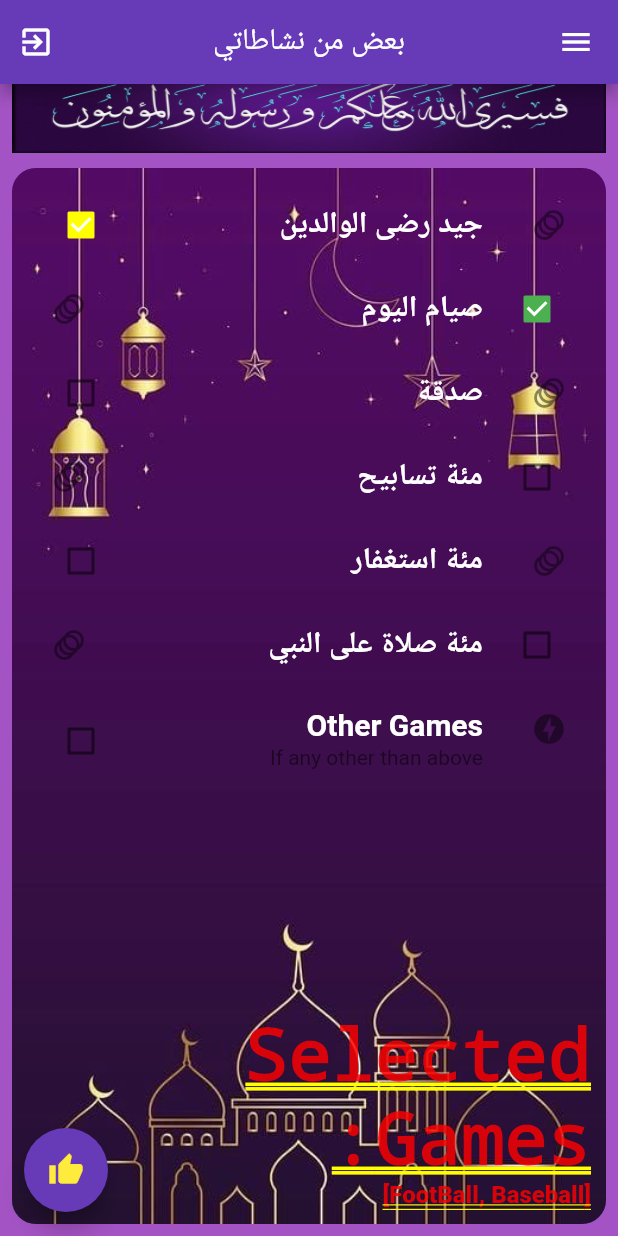
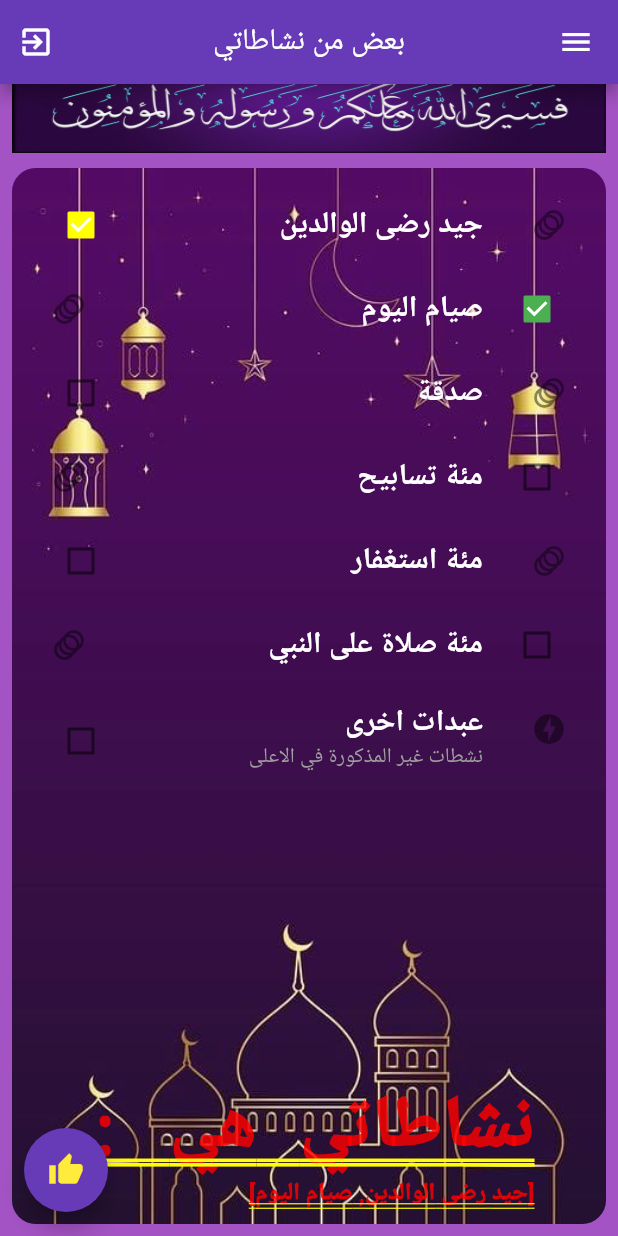
Before and after one commit to husjammal/my_mosque2, a Flutter app: the Activity screen opened directly, scrolled down 112 dp, after a tap on "جيد رضى الوالدين", after a tap on "صيام اليوم", on a phone screen of 412 x 824 dp. Run offline on Flutter 3.47's test engine with Material 2 defaults, Android fonts, the phone set to English and light mode, and no system bars; our stand-ins replace animated_text_kit, awesome_dialog, carousel_slider, image_picker, line_awesome_flutter, marquee and 2 more; accounts and stored records are empty; network calls fail.

Commit message:
adding activity

```diff
--- a/lib/app/pages/activity/activity.dart
+++ b/lib/app/pages/activity/activity.dart
@@ -174,7 +174,7 @@ class _ActivityState extends State<Activity> {
                                 onChanged: (value) {
                                   setState(() {
                                     _isFootBall = value;
-                                    String selectVal = "FootBall";
+                                    String selectVal = "جيد رضى الوالدين";
                                     value!
                                         ? _list.add(selectVal)
                                         : _list.remove(selectVal);
@@ -198,7 +198,7 @@ class _ActivityState extends State<Activity> {
                                 onChanged: (value) {
                                   setState(() {
                                     _isBaseball = value;
-                                    String selectVal = "Baseball";
+                                    String selectVal = "صيام اليوم";
                                     value!
                                         ? _list.add(selectVal)
                                         : _list.remove(selectVal);
@@ -218,7 +218,7 @@ class _ActivityState extends State<Activity> {
                                 onChanged: (value) {
                                   setState(() {
                                     _isCricket = value;
-                                    String selectVal = "Cricket";
+                                    String selectVal = "صدقة";
                                     value!
                                         ? _list.add(selectVal)
                                         : _list.remove(selectVal);
@@ -242,7 +242,7 @@ class _ActivityState extends State<Activity> {
                                 onChanged: (value) {
                                   setState(() {
                                     _isKabaddi = value;
-                                    String selectVal = "Kabaddi";
+                                    String selectVal = "مئة تسابيح";
                                     value!
                                         ? _list.add(selectVal)
                                         : _list.remove(selectVal);
@@ -264,7 +264,7 @@ class _ActivityState extends State<Activity> {
                                 onChanged: (value) {
                                   setState(() {
                                     _isBasketBall = value;
-                                    String selectVal = "BasketBall";
+                                    String selectVal = "مئة استغفار";
                                     value!
                                         ? _list.add(selectVal)
                                         : _list.remove(selectVal);
@@ -288,7 +288,7 @@ class _ActivityState extends State<Activity> {
                                 onChanged: (value) {
                                   setState(() {
                                     _isVolleyBall = value;
-                                    String selectVal = "VolleyBall";
+                                    String selectVal = "مئة صلاة على النبي";
                                     value!
                                         ? _list.add(selectVal)
                                         : _list.remove(selectVal);
@@ -297,7 +297,7 @@ class _ActivityState extends State<Activity> {
                               ),
                               CheckboxListTile(
                                 title: Text(
-                                  "Other Games",
+                                  "عبدات اخرى",
                                   style: TextStyle(
                                       color: Colors.white,
                                       fontSize: 20.0,
@@ -307,11 +307,12 @@ class _ActivityState extends State<Activity> {
                                 secondary: Icon(Icons.offline_bolt),
                                 activeColor: Colors.red,
                                 checkColor: Colors.yellow,
-                                subtitle: Text("If any other than above"),
+                                subtitle: Text("نشطات غير المذكورة في الاعلى",
+                                    style: TextStyle(color: Colors.grey)),
                                 onChanged: (value) {
                                   setState(() {
                                     _isOther = value;
-                                    String selectVal = "Other Games";
+                                    String selectVal = "عبدات اخرى";
                                     value!
                                         ? _list.add(selectVal)
                                         : _list.remove(selectVal);
@@ -326,7 +327,7 @@ class _ActivityState extends State<Activity> {
                                 ? Text("")
                                 : RichText(
                                     text: TextSpan(
-                                        text: "Selected Games:\n",
+                                        text: "نشاطاتي هي :\n",
                                         style:
                                             DefaultTextStyle.of(context).style,
                                         children: <TextSpan>[
```
